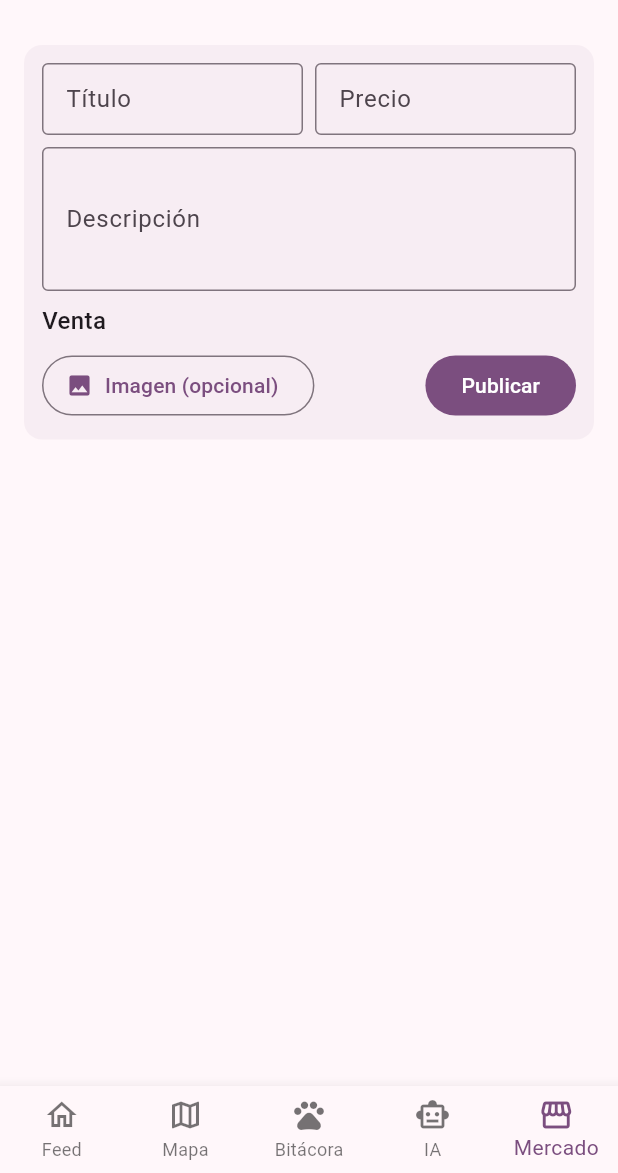
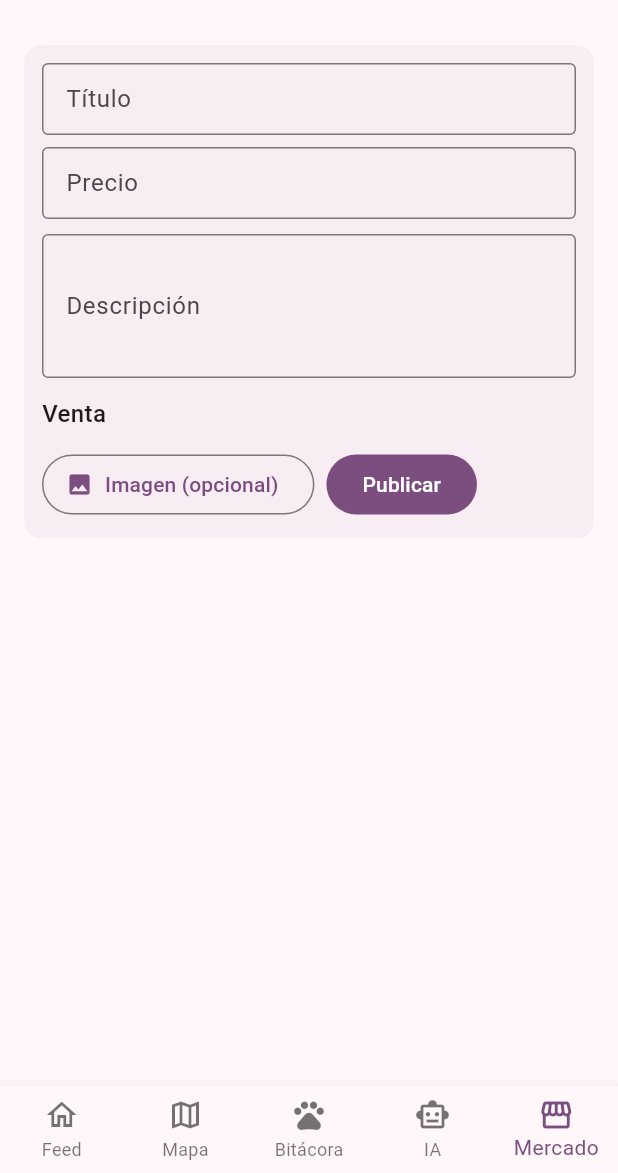
Before and after one commit to yulbastidas/proyecto-final-electivaIII, a Flutter app: the screen it shows once a user with an empty profile is signed in, item 5 of the bottom bar chosen, on a phone screen of 412 x 824 dp, the part 63-1236 px from its top. Run offline on Flutter 3.47's test engine with Material 3 defaults, Android fonts, the phone set to English and light mode, and no system bars; our stand-ins replace flutter_dotenv, flutter_map, geolocator, image_picker, latlong2, supabase_flutter; missing offline and left inert: dart:html; accounts and stored records are empty; network calls fail.

Commit message:
marketplace

```diff
--- a/lib/presentation/pages/marketplace_page.dart
+++ b/lib/presentation/pages/marketplace_page.dart
@@ -173,11 +173,34 @@ class _ComposerState extends State<_Composer> {
       child: Padding(
         padding: const EdgeInsets.all(12),
         child: Column(
+          crossAxisAlignment: CrossAxisAlignment.start,
           children: [
-            Row(
+            /// ---------- Fila Título + Precio (responsiva) ----------
+            LayoutBuilder(
+              builder: (context, constraints) {
+                bool isSmall = constraints.maxWidth < 380;
+
+                if (isSmall) {
+                  return Column(
+                    children: [
+                      AppTextField(controller: _titleCtrl, label: 'Título'),
+                      const SizedBox(height: 8),
+                      AppTextField(
+                        controller: _priceCtrl,
+                        label: 'Precio',
+                        keyboardType: TextInputType.number,
+                      ),
+                    ],
+                  );
+                }
+
+                return Row(
                   children: [
                     Expanded(
-                  child: AppTextField(controller: _titleCtrl, label: 'Título'),
+                      child: AppTextField(
+                        controller: _titleCtrl,
+                        label: 'Título',
+                      ),
                     ),
                     const SizedBox(width: 8),
                     Expanded(
@@ -188,33 +211,37 @@ class _ComposerState extends State<_Composer> {
                       ),
                     ),
                   ],
+                );
+              },
             ),
 
-            const SizedBox(height: 8),
+            const SizedBox(height: 10),
+
+            /// ---------- Descripción ----------
             AppTextField(
               controller: _descCtrl,
               label: 'Descripción',
               maxLines: 3,
             ),
 
-            const SizedBox(height: 8),
-            const Align(
-              alignment: Alignment.centerLeft,
-              child: Text(
+            const SizedBox(height: 12),
+            const Text(
               'Venta',
               style: TextStyle(fontSize: 16, fontWeight: FontWeight.w500),
             ),
-            ),
 
-            const SizedBox(height: 8),
-            Row(
+            const SizedBox(height: 12),
+
+            /// ---------- Botones (responsivos con Wrap) ----------
+            Wrap(
+              spacing: 8,
+              runSpacing: 8,
               children: [
                 OutlinedButton.icon(
                   onPressed: _pick,
                   icon: const Icon(Icons.photo),
                   label: Text(_filename ?? 'Imagen (opcional)'),
                 ),
-                const Spacer(),
                 PrimaryButton(
                   text: 'Publicar',
                   loading: _submitting,
@@ -224,10 +251,15 @@ class _ComposerState extends State<_Composer> {
             ),
 
             if (_bytes != null) ...[
-              const SizedBox(height: 8),
+              const SizedBox(height: 10),
               ClipRRect(
                 borderRadius: BorderRadius.circular(8),
-                child: Image.memory(_bytes!, height: 140, fit: BoxFit.cover),
+                child: Image.memory(
+                  _bytes!,
+                  height: 140,
+                  width: double.infinity,
+                  fit: BoxFit.cover,
+                ),
               ),
             ],
           ],
```
Lines whose indentation alone changed are shown as unchanged.
